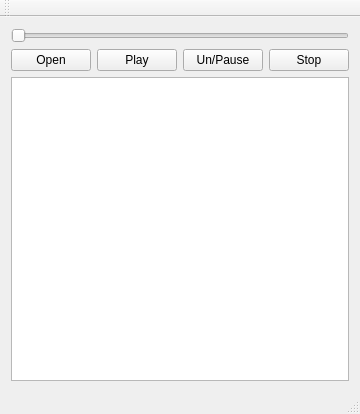
First picture: the form in purrwindow.ui, repository VashSan/purr, before the edit.
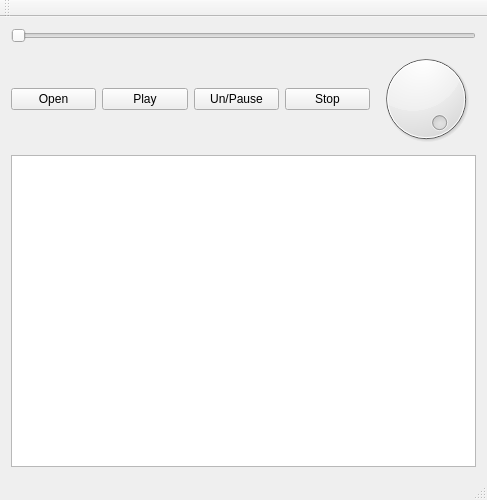
Second picture: the form after the edit.

Commit message: added a volume dial

What changed in the file:
```diff
--- a/purrwindow.ui
+++ b/purrwindow.ui
@@ -6,8 +6,8 @@
    <rect>
     <x>0</x>
     <y>0</y>
-    <width>355</width>
-    <height>414</height>
+    <width>487</width>
+    <height>500</height>
    </rect>
   </property>
   <property name="windowTitle">
@@ -60,6 +60,16 @@
           </property>
          </widget>
         </item>
+        <item>
+         <widget class="QDial" name="dial">
+          <property name="maximum">
+           <number>100</number>
+          </property>
+          <property name="value">
+           <number>100</number>
+          </property>
+         </widget>
+        </item>
        </layout>
       </item>
       <item>
```
Left out of the diff: 4 changed lines with no effect on the pictures. The commit also changes 2 other files.
